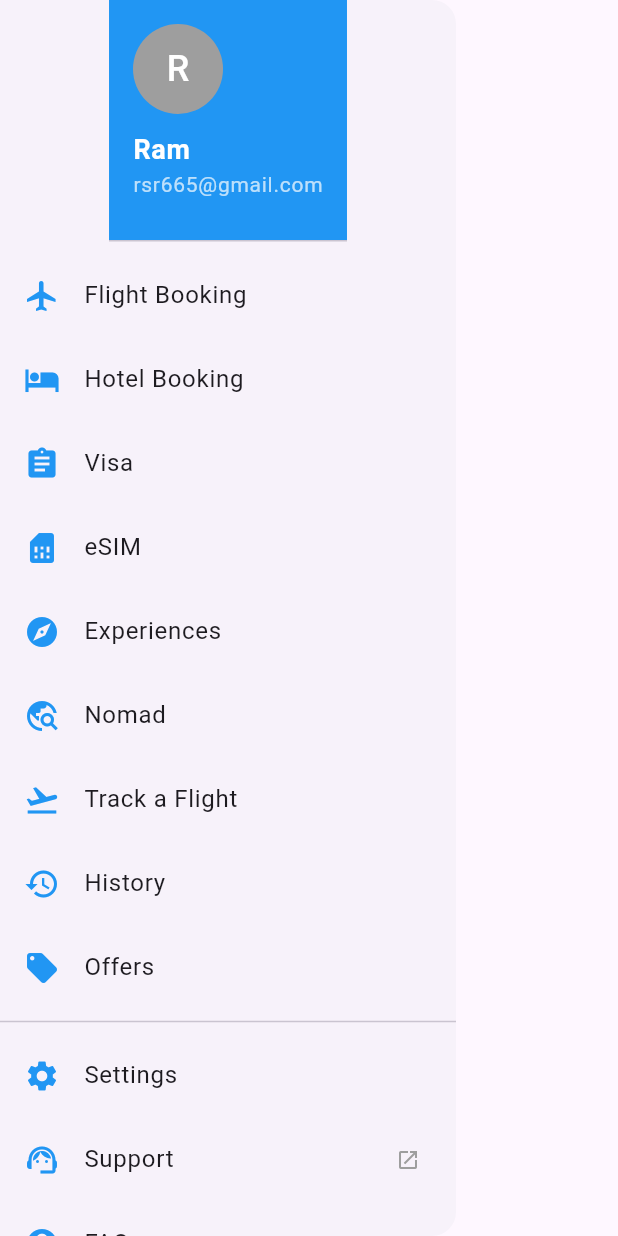
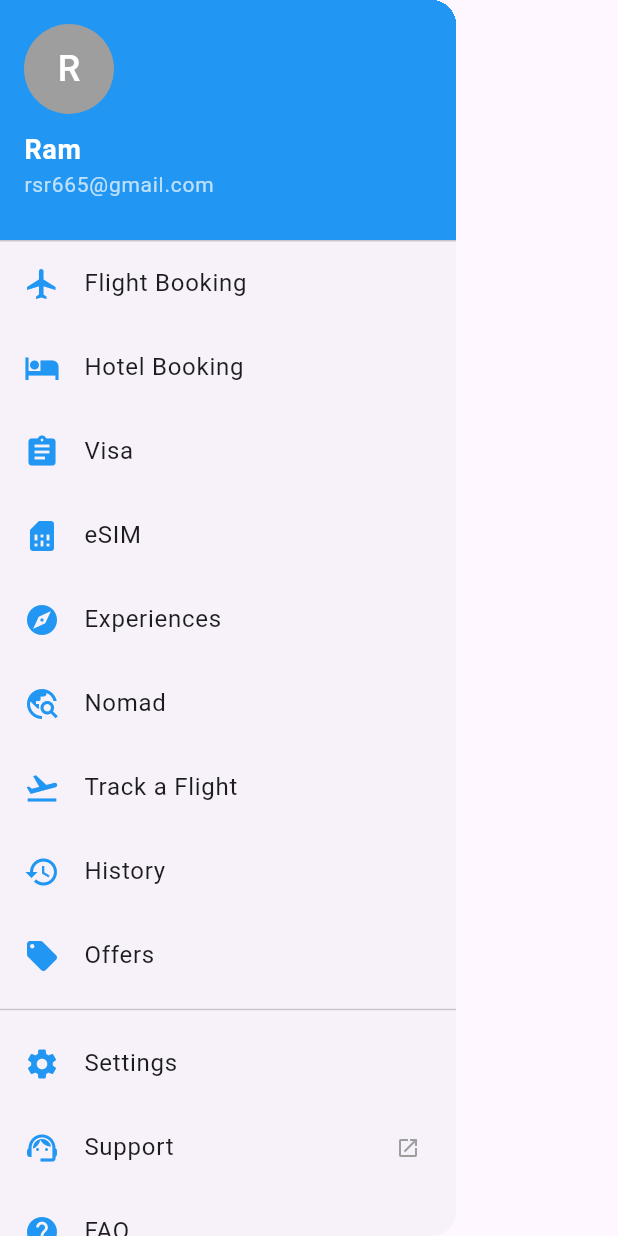
Before and after one commit to sanjaii1/fairyaatra, a Flutter app: the CustomDrawer widget shown alone on an empty page, opened directly, on a phone screen of 412 x 824 dp. Run offline on Flutter 3.47's test engine with Material 3 defaults, Android fonts, the phone set to English and light mode, and no system bars.

Commit message:
sidebar design changes

```diff
--- a/lib/src/feature/home/widget/sidebar.dart
+++ b/lib/src/feature/home/widget/sidebar.dart
@@ -7,12 +7,16 @@ class CustomDrawer extends StatelessWidget {
   Widget build(BuildContext context) {
     return Drawer(
       child: Column(
+        crossAxisAlignment: CrossAxisAlignment.stretch,
         children: [
           // Drawer Header
+
           DrawerHeader(
             decoration: const BoxDecoration(
               color: Colors.blue,
             ),
+            margin: EdgeInsets.zero,
+            //padding: EdgeInsets.all(16),
             child: Column(
               crossAxisAlignment: CrossAxisAlignment.start,
               children: const [
```
